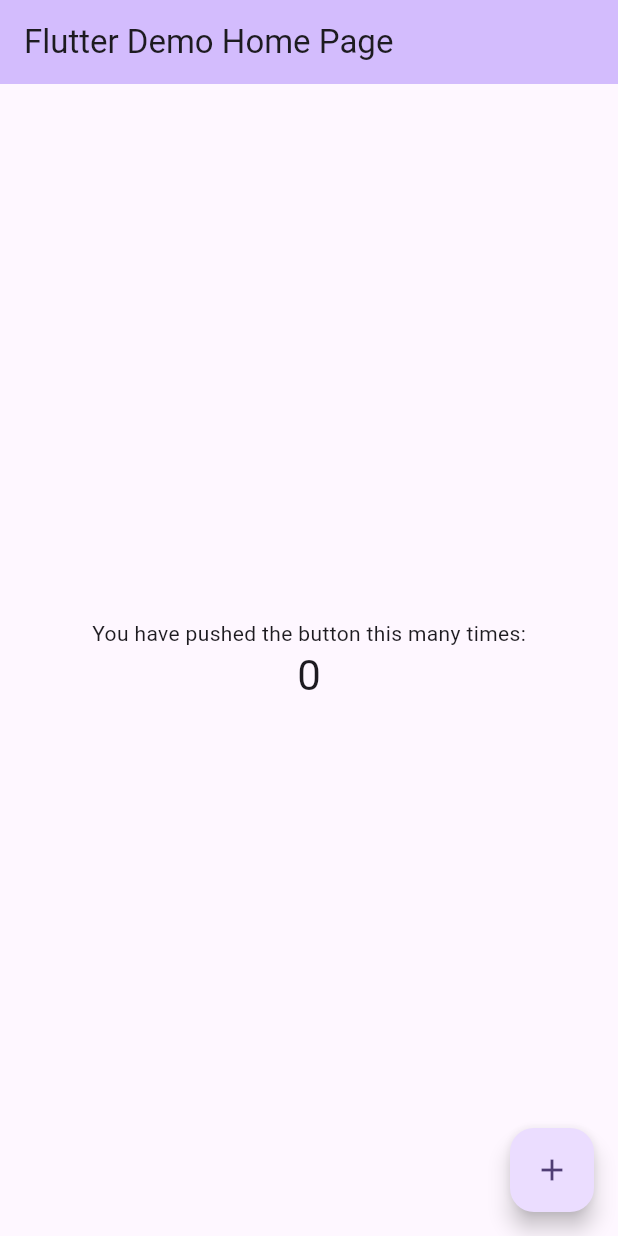
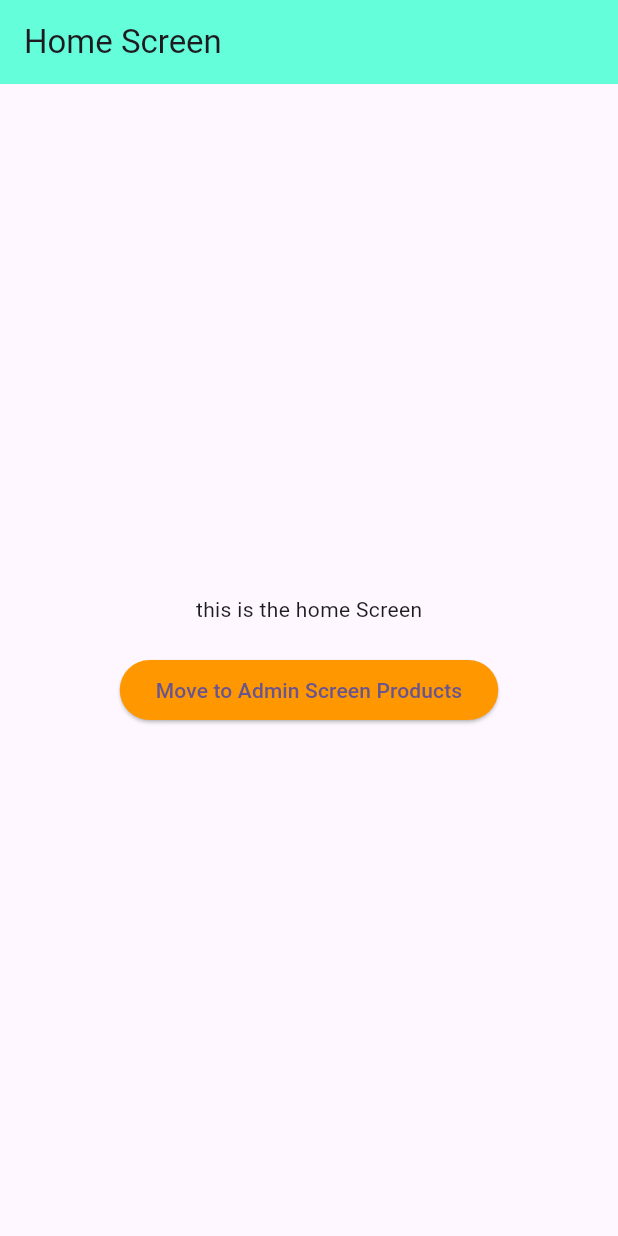
Before and after one commit to online-shopping-example/online-shopping-app, a Flutter app: the screen it shows after launch, on a phone screen of 412 x 824 dp. Run offline on Flutter 3.47's test engine with Material 3 defaults, Android fonts, the phone set to English and light mode, and no system bars; our stand-ins replace firebase_core, go_router; accounts and stored records are empty.

Commit message:
home Screen has been created 06.04.2025

```diff
--- /dev/null
+++ b/lib/home_screen.dart
@@ -0,0 +1,37 @@
+import 'package:flutter/material.dart';
+import 'package:go_router/go_router.dart';
+
+class HomeScreen extends StatefulWidget {
+  const HomeScreen({super.key});
+
+  @override
+  State<HomeScreen> createState() => _HomeScreenState();
+}
+
+class _HomeScreenState extends State<HomeScreen> {
+  @override
+  Widget build(BuildContext context) {
+    return Scaffold(
+      appBar: AppBar(
+        backgroundColor: Colors.tealAccent,
+        title: const Text('Home Screen'),
+      ),
+      body: Center(
+        child: Column(
+          mainAxisAlignment: MainAxisAlignment.center,
+          children: [
+            const Text('this is the home Screen'),
+            const SizedBox(height: 20.0),
+            ElevatedButton(
+              style: ElevatedButton.styleFrom(backgroundColor: Colors.orange),
+              onPressed: () {
+                context.go('/products');
+              },
+              child: const Text('Move to Admin Screen Products'),
+            )
+          ],
+        ),
+      ),
+    );
+  }
+}
--- a/lib/main.dart
+++ b/lib/main.dart
@@ -1,6 +1,15 @@
+import 'package:firebase_core/firebase_core.dart';
 import 'package:flutter/material.dart';
+import 'package:online_shopping_app/firebase_options.dart';
 
-void main() {
+import 'my_router.dart';
+
+Future<void> main() async {
+  //initialize firebase
+  WidgetsFlutterBinding.ensureInitialized();
+  await Firebase.initializeApp(
+    options: DefaultFirebaseOptions.currentPlatform,
+  );
   runApp(const MyApp());
 }
 
@@ -10,116 +19,14 @@ class MyApp extends StatelessWidget {
   // This widget is the root of your application.
   @override
   Widget build(BuildContext context) {
-    return MaterialApp(
-      title: 'Flutter Demo',
+    return MaterialApp.router(
+      debugShowCheckedModeBanner: false,
+      title: 'online-shopping-app',
       theme: ThemeData(
-        // This is the theme of your application.
-        //
-        // TRY THIS: Try running your application with "flutter run". You'll see
-        // the application has a purple toolbar. Then, without quitting the app,
-        // try changing the seedColor in the colorScheme below to Colors.green
-        // and then invoke "hot reload" (save your changes or press the "hot
-        // reload" button in a Flutter-supported IDE, or press "r" if you used
-        // the command line to start the app).
-        //
-        // Notice that the counter didn't reset back to zero; the application
-        // state is not lost during the reload. To reset the state, use hot
-        // restart instead.
-        //
-        // This works for code too, not just values: Most code changes can be
-        // tested with just a hot reload.
         colorScheme: ColorScheme.fromSeed(seedColor: Colors.deepPurple),
         useMaterial3: true,
       ),
-      home: const MyHomePage(title: 'Flutter Demo Home Page'),
+      routerConfig: MyRouter.router,
     );
   }
 }
-
-class MyHomePage extends StatefulWidget {
-  const MyHomePage({super.key, required this.title});
-
-  // This widget is the home page of your application. It is stateful, meaning
-  // that it has a State object (defined below) that contains fields that affect
-  // how it looks.
-
-  // This class is the configuration for the state. It holds the values (in this
-  // case the title) provided by the parent (in this case the App widget) and
-  // used by the build method of the State. Fields in a Widget subclass are
-  // always marked "final".
-
-  final String title;
-
-  @override
-  State<MyHomePage> createState() => _MyHomePageState();
-}
-
-class _MyHomePageState extends State<MyHomePage> {
-  int _counter = 0;
-
-  void _incrementCounter() {
-    setState(() {
-      // This call to setState tells the Flutter framework that something has
-      // changed in this State, which causes it to rerun the build method below
-      // so that the display can reflect the updated values. If we changed
-      // _counter without calling setState(), then the build method would not be
-      // called again, and so nothing would appear to happen.
-      _counter++;
-    });
-  }
-
-  @override
-  Widget build(BuildContext context) {
-    // This method is rerun every time setState is called, for instance as done
-    // by the _incrementCounter method above.
-    //
-    // The Flutter framework has been optimized to make rerunning build methods
-    // fast, so that you can just rebuild anything that needs updating rather
-    // than having to individually change instances of widgets.
-    return Scaffold(
-      appBar: AppBar(
-        // TRY THIS: Try changing the color here to a specific color (to
-        // Colors.amber, perhaps?) and trigger a hot reload to see the AppBar
-        // change color while the other colors stay the same.
-        backgroundColor: Theme.of(context).colorScheme.inversePrimary,
-        // Here we take the value from the MyHomePage object that was created by
-        // the App.build method, and use it to set our appbar title.
-        title: Text(widget.title),
-      ),
-      body: Center(
-        // Center is a layout widget. It takes a single child and positions it
-        // in the middle of the parent.
-        child: Column(
-          // Column is also a layout widget. It takes a list of children and
-          // arranges them vertically. By default, it sizes itself to fit its
-          // children horizontally, and tries to be as tall as its parent.
-          //
-          // Column has various properties to control how it sizes itself and
-          // how it positions its children. Here we use mainAxisAlignment to
-          // center the children vertically; the main axis here is the vertical
-          // axis because Columns are vertical (the cross axis would be
-          // horizontal).
-          //
-          // TRY THIS: Invoke "debug painting" (choose the "Toggle Debug Paint"
-          // action in the IDE, or press "p" in the console), to see the
-          // wireframe for each widget.
-          mainAxisAlignment: MainAxisAlignment.center,
-          children: <Widget>[
-            const Text(
-              'You have pushed the button this many times:',
-            ),
-            Text(
-              '$_counter',
-              style: Theme.of(context).textTheme.headlineMedium,
-            ),
-          ],
-        ),
-      ),
-      floatingActionButton: FloatingActionButton(
-        onPressed: _incrementCounter,
-        tooltip: 'Increment',
-        child: const Icon(Icons.add),
-      ), // This trailing comma makes auto-formatting nicer for build methods.
-    );
-  }
-}
--- /dev/null
+++ b/lib/my_router.dart
@@ -0,0 +1,25 @@
+import 'package:go_router/go_router.dart';
+import 'package:online_shopping_app/admin/screens/product_screen.dart';
+import 'package:online_shopping_app/home_screen.dart';
+
+class MyRouter {
+  static GoRouter router = GoRouter(
+    routes: <RouteBase>[
+      GoRoute(
+        path: '/',
+        builder: (context, state) {
+          return const HomeScreen();
+        },
+      ),
+
+      GoRoute(
+        path: '/products',
+        builder: (context, state) {
+          return const ProductScreen();
+        },
+      ),
+
+      // Admin Screens
+    ],
+  );
+}
--- a/pubspec.yaml
+++ b/pubspec.yaml
@@ -35,6 +35,9 @@ dependencies:
   # The following adds the Cupertino Icons font to your application.
   # Use with the CupertinoIcons class for iOS style icons.
   cupertino_icons: ^1.0.8
+  provider: ^6.1.4
+  firebase_core: ^3.13.0
+  go_router: ^14.8.1
 
 dev_dependencies:
   flutter_test:
```
Also changed, not shown: lib/admin/screens/product_screen.dart (added, +38 -0 lines), lib/models/order_model.dart (added, +56 -0 lines), lib/models/payment_model.dart (added, +59 -0 lines), lib/models/product_model.dart (added, +95 -0 lines), lib/models/shipment_model.dart (added, +124 -0 lines), lib/models/user_model.dart (added, +74 -0 lines), firebase.json (added), lib/firebase_options.dart (added), pubspec.lock, 6 other files.
